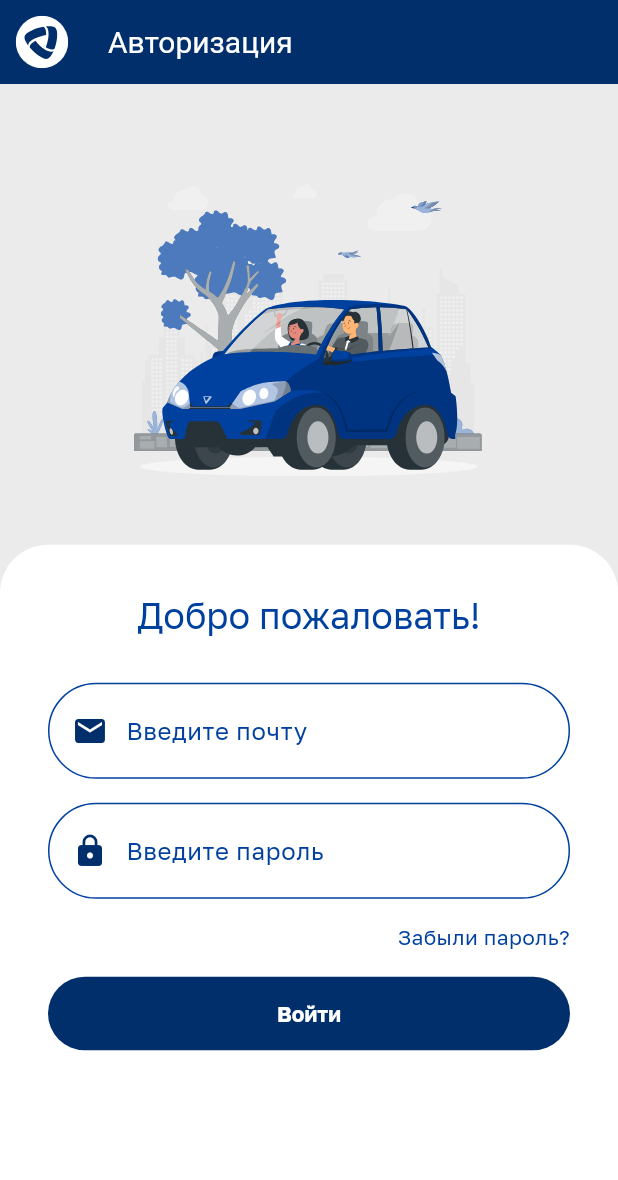
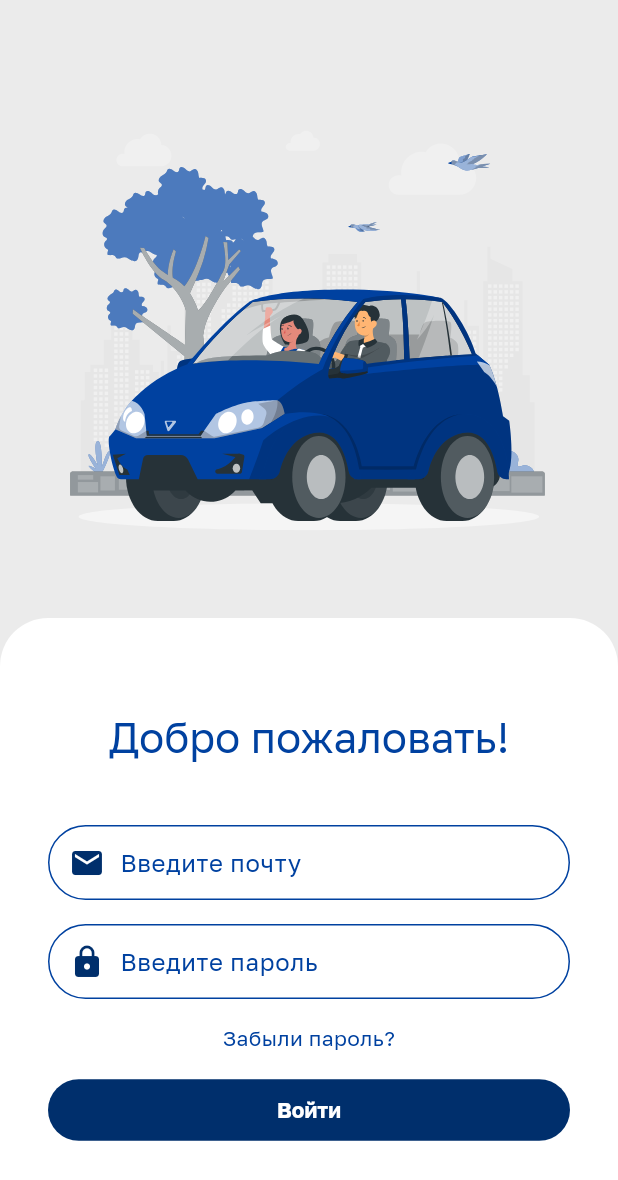
Before and after one commit to StasShevchenko/ParkingCalendar, a Flutter app: the screen it shows after launch, after a tap on "Войти", on a phone screen of 412 x 824 dp. Shown: the top 1180 px of the screen. Run offline on Flutter 3.47's test engine with Material 2 defaults, Android fonts, the phone set to English and light mode, and no system bars; our stand-ins replace flutter_svg.

Commit message:
Now login page is adaptive (#5)
* Adaptive version of login page is created

* Mobile breakpoint value was changed to provide better UI. TextFields and button max width also was changed

```diff
--- a/lib/assets/res/insets.dart
+++ b/lib/assets/res/insets.dart
@@ -6,8 +6,8 @@ extension ResponsiveInsets on BuildContext {
   double get _scaleFactor {
     return switch(DeviceScreen.get(this)){
       FormFactorType.Mobile => 1.0,
-       FormFactorType.Tablet => 1.2,
-       FormFactorType.Desktop => 1.7,
+       FormFactorType.Tablet => 1.0,
+       FormFactorType.Desktop => 1.0,
     };
   }
 
--- a/lib/assets/themes/theme.dart
+++ b/lib/assets/themes/theme.dart
@@ -10,7 +10,7 @@ ThemeData appTheme() => ThemeData(
     ),
     focusColor: AppColors.primaryBlue,
     useMaterial3: true,
-
+    visualDensity: const VisualDensity(horizontal: -1, vertical: -1),
     colorScheme: const ColorScheme.highContrastLight(),
     fontFamily: 'Golos',
     appBarTheme: AppBarTheme(
@@ -25,7 +25,7 @@ ThemeData appTheme() => ThemeData(
     elevatedButtonTheme: ElevatedButtonThemeData(style: elevatedButtonStyle()));
 
 InputDecorationTheme appInputDecorationTheme() => InputDecorationTheme(
-    contentPadding: EdgeInsets.all(20),
+    contentPadding: const EdgeInsets.symmetric(vertical: 15, horizontal: 20),
     enabledBorder: OutlineInputBorder(
         borderSide: BorderSide(color: AppColors.secondaryBlue),
         borderRadius: BorderRadius.circular(32)),
@@ -34,10 +34,10 @@ InputDecorationTheme appInputDecorationTheme() => InputDecorationTheme(
         borderSide: BorderSide(color: AppColors.primaryWhite)),
     errorBorder: OutlineInputBorder(
         borderRadius: BorderRadius.circular(32),
-        borderSide: BorderSide(color: Colors.red)),
+        borderSide: const BorderSide(color: Colors.red)),
     focusedErrorBorder: OutlineInputBorder(
         borderRadius: BorderRadius.circular(32),
-        borderSide: BorderSide(color: Colors.red)),
+        borderSide: const BorderSide(color: Colors.red)),
     focusedBorder: OutlineInputBorder(
         borderSide: BorderSide(color: AppColors.secondaryBlue),
         borderRadius: BorderRadius.circular(32)),
@@ -51,13 +51,13 @@ TextTheme appTextTheme() => TextTheme(
       fontSize: 16,
     ),
     bodyMedium: TextStyle(color: AppColors.secondaryBlue),
-    titleLarge: TextStyle(color: AppColors.secondaryBlue, fontSize: 24));
+    titleLarge: TextStyle(color: AppColors.secondaryBlue, fontSize: 28));
 
 ButtonStyle elevatedButtonStyle() => ElevatedButton.styleFrom(
     backgroundColor: AppColors.primaryBlue,
     foregroundColor: AppColors.primaryWhite,
     elevation: 0,
-    //padding: const EdgeInsets.symmetric(vertical: 16, horizontal: 24),
+    padding: const EdgeInsets.symmetric(vertical: 16, horizontal: 24),
     textStyle:
         const TextStyle(fontFamily: 'Golos', fontWeight: FontWeight.w700),
     shape: RoundedRectangleBorder(borderRadius: BorderRadius.circular(32)));
--- a/lib/presentation/pages/login_page/login_page.dart
+++ b/lib/presentation/pages/login_page/login_page.dart
@@ -1,6 +1,6 @@
 import 'package:flutter/material.dart';
 import 'package:flutter_svg/svg.dart';
-import 'package:parking_project/assets/res/insets.dart';
+import 'package:parking_project/utils/device_info.dart';
 
 import '../../../assets/colors/app_colors.dart';
 
@@ -9,24 +9,27 @@ class LoginPage extends StatelessWidget {
 
   @override
   Widget build(BuildContext context) {
-    final Widget companyIcon = SvgPicture.asset(
-      'assets/icons/company_icon.svg',
-      width: 35,
-      height: 35,
+    final Widget carImage = SvgPicture.asset(
+      'assets/images/car_image.svg',
+      height: 560,
+      width: 560,
     );
 
-    final Widget carImage = SvgPicture.asset('assets/images/car_image.svg');
+    final pageSectionFlex = switch (DeviceScreen.get(context)) {
+      FormFactorType.Mobile => 2,
+      FormFactorType.Tablet => 2,
+      FormFactorType.Desktop => 3,
+    };
 
     return Scaffold(
       backgroundColor: AppColors.background,
-      appBar: AppBar(
-        leading: Center(child: companyIcon),
-        title: const Text('Авторизация'),
-      ),
-      body: Column(
+      body: Flex(
+        direction: DeviceScreen.get(context) == FormFactorType.Mobile
+            ? Axis.vertical
+            : Axis.horizontal,
         children: [
           Expanded(
-            flex: 2,
+            flex: pageSectionFlex,
             child: Center(
               child: Padding(
                 padding: const EdgeInsets.all(8.0),
@@ -35,22 +38,27 @@ class LoginPage extends StatelessWidget {
             ),
           ),
           Expanded(
-            flex: 3,
+            flex: 2,
             child: Container(
               height: double.maxFinite,
               width: double.maxFinite,
-              decoration: const BoxDecoration(
+              alignment: Alignment.center,
+              decoration: BoxDecoration(
                 color: Colors.white,
-                borderRadius: BorderRadius.only(
+                borderRadius: DeviceScreen.get(context) == FormFactorType.Mobile
+                    ? const BorderRadius.only(
                         topLeft: Radius.circular(32),
                         topRight: Radius.circular(32),
+                      )
+                    : const BorderRadius.only(
+                        topLeft: Radius.circular(32),
+                        bottomLeft: Radius.circular(32),
                       ),
               ),
               child: SingleChildScrollView(
                 child: Padding(
                   padding: const EdgeInsets.all(32.0),
                   child: Column(
-                    crossAxisAlignment: CrossAxisAlignment.stretch,
                     children: [
                       Text(
                         'Добро пожаловать!',
@@ -58,9 +66,13 @@ class LoginPage extends StatelessWidget {
                         textAlign: TextAlign.center,
                       ),
                       const SizedBox(
-                        height: 30,
+                        height: 40,
                       ),
-                      TextField(
+                      ConstrainedBox(
+                        constraints: const BoxConstraints(
+                          maxWidth: 350
+                        ),
+                        child: TextField(
                           textInputAction: TextInputAction.next,
                           onTapOutside: (_) => FocusScope.of(context).unfocus(),
                           decoration: InputDecoration(
@@ -73,10 +85,15 @@ class LoginPage extends StatelessWidget {
                               ),
                               labelText: 'Введите почту'),
                         ),
+                      ),
                       const SizedBox(
                         height: 16,
                       ),
-                      TextField(
+                      ConstrainedBox(
+                        constraints: const BoxConstraints(
+                          maxWidth: 350
+                        ),
+                        child: TextField(
                           textInputAction: TextInputAction.done,
                           onTapOutside: (_) => FocusScope.of(context).unfocus(),
                           obscureText: true,
@@ -90,22 +107,31 @@ class LoginPage extends StatelessWidget {
                               ),
                               labelText: 'Введите пароль'),
                         ),
-                      const SizedBox(
-                        height: 16,
-                      ),
-                      const Align(
-                        child: Text('Забыли пароль?'),
-                        alignment: Alignment.centerRight,
                       ),
                       const SizedBox(
                         height: 16,
                       ),
-                      ElevatedButton(
+                      ConstrainedBox(
+                        constraints: const BoxConstraints(
+                          maxWidth: 350
+                        ),
+                        child: const Text(
+                          'Забыли пароль?',
+                          textAlign: TextAlign.right,
+                        ),
+                      ),
+                      const SizedBox(
+                        height: 16,
+                      ),
+                      ConstrainedBox(
+                        constraints: const BoxConstraints(
+                          maxWidth: 350
+                        ),
+                        child: SizedBox(
+                          width: double.maxFinite,
+                          child: ElevatedButton(
                             onPressed: () {},
                             child: const Text('Войти'),
-                        style: Theme.of(context).elevatedButtonTheme.style?.copyWith(
-                          padding: MaterialStateProperty.all(
-                            EdgeInsets.symmetric(vertical: context.mediumInset, horizontal: context.largeInset),
                           ),
                         ),
                       ),
--- a/lib/utils/device_info.dart
+++ b/lib/utils/device_info.dart
@@ -15,8 +15,8 @@ class DeviceOS {
 
 class DeviceScreen {
   static FormFactorType get(BuildContext context) {
-    double shortestSide = MediaQuery.of(context).size.width;
-    if (shortestSide <= 600) return FormFactorType.Mobile;
+    final shortestSide = MediaQuery.of(context).size.width;
+    if (shortestSide <= 640) return FormFactorType.Mobile;
     if (shortestSide <= 1200) return FormFactorType.Tablet;
     return FormFactorType.Desktop;
   }
```
Lines whose indentation alone changed are shown as unchanged.
